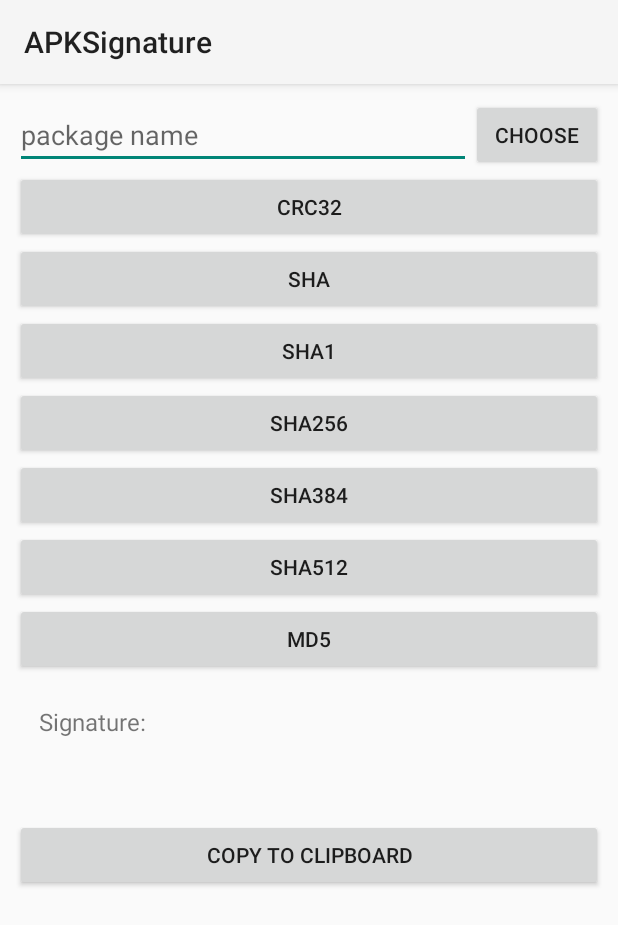
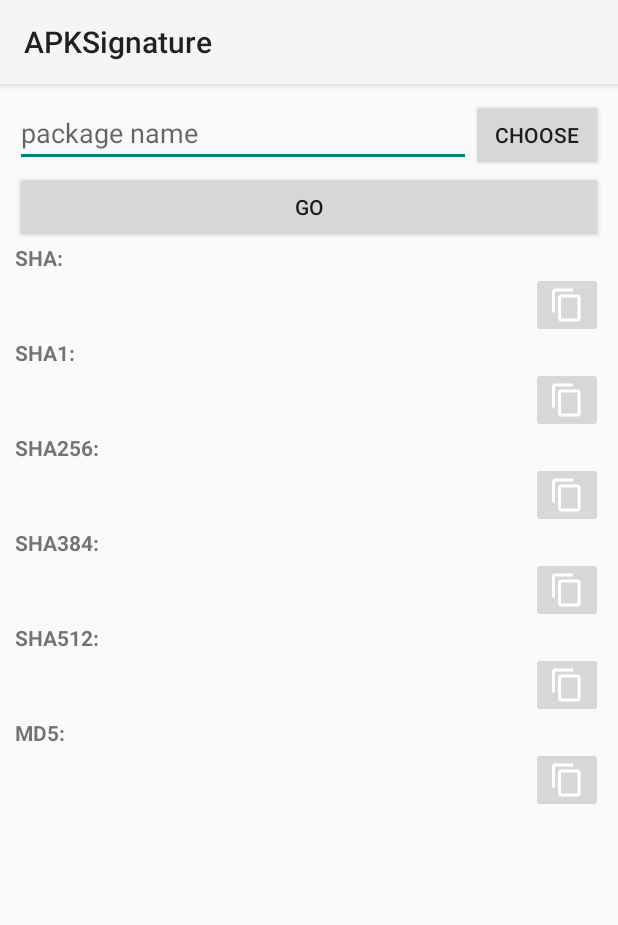
Before and after one commit to TimScriptov/APKSignature, an Android app: the screen it shows after launch (MainActivity), on a phone screen of 412 x 824 dp. Shown: the top 925 px of the screen. Run offline under Robolectric (Android 15) with nearby library versions, the phone set to English and light mode, and no system bars.

Commit message:
Новый интерфейс

```diff
--- a/app/build.gradle
+++ b/app/build.gradle
@@ -8,8 +8,8 @@ android {
         applicationId "com.mcal.apksignature"
         minSdkVersion 14
         targetSdkVersion 28
-        versionCode 2
-        versionName "2.0"
+        versionCode 3
+        versionName "3.0"
     }
     buildTypes {
         release {
--- a/app/src/main/res/layout/activity_main.xml
+++ b/app/src/main/res/layout/activity_main.xml
@@ -9,8 +9,7 @@
 	<LinearLayout
 		android:orientation="horizontal"
 		android:layout_width="match_parent"
-		android:layout_height="wrap_content"
-		android:gravity="center">
+		android:layout_height="wrap_content">
 
 		<EditText
 			android:id="@+id/packageField"
@@ -27,75 +26,166 @@
 
 	</LinearLayout>
 
-	<LinearLayout
+	<Button
 		android:layout_width="match_parent"
 		android:layout_height="wrap_content"
-		android:orientation="vertical">
+		android:text="GO"
+		android:id="@+id/btnGo"/>
 
-		<Button
-			android:id="@+id/genSignatureCRC32Btn"
-			android:text="CRC32"
-			android:layout_width="match_parent"
-			android:layout_height="wrap_content"/>
+	<TextView
+		android:layout_width="wrap_content"
+		android:layout_height="wrap_content"
+		android:text="SHA:"
+		android:textStyle="bold"/>
 
-		<Button
-			android:id="@+id/genSignatureSHABtn"
-			android:text="SHA"
-			android:layout_width="match_parent"
-			android:layout_height="wrap_content"/>
+	<LinearLayout
+		android:orientation="horizontal"
+		android:layout_width="match_parent"
+		android:layout_height="wrap_content">
 
-		<Button
-			android:id="@+id/genSignatureSHA1Btn"
-			android:text="SHA1"
-			android:layout_width="match_parent"
-			android:layout_height="wrap_content"/>
+		<TextView
+			android:id="@+id/resultSHA"
+			android:layout_width="wrap_content"
+			android:layout_height="wrap_content"
+			android:layout_weight="1.0"/>
 
-		<Button
-			android:id="@+id/genSignatureSHA256Btn"
-			android:text="SHA256"
-			android:layout_width="match_parent"
-			android:layout_height="wrap_content"/>
-
-		<Button
-			android:id="@+id/genSignatureSHA384Btn"
-			android:text="SHA384"
-			android:layout_width="match_parent"
-			android:layout_height="wrap_content"/>
-
-		<Button
-			android:id="@+id/genSignatureSHA512Btn"
-			android:text="SHA512"
-			android:layout_width="match_parent"
-			android:layout_height="wrap_content"/>
-
-		<Button
-			android:id="@+id/genSignatureMDBtn"
-			android:text="MD5"
-			android:layout_width="match_parent"
-			android:layout_height="wrap_content"/>
+		<ImageButton
+			android:layout_width="wrap_content"
+			android:layout_height="wrap_content"
+			android:text="copy"
+			android:id="@+id/copySHA"
+			android:src="@drawable/ic_action_content_copy"/>
 
 	</LinearLayout>
 
 	<TextView
-		android:layout_marginLeft="16dp"
-		android:layout_marginRight="16dp"
-		android:layout_marginTop="20dp"
-		android:text="@string/output"
-		android:textSize="16sp"
+		android:layout_width="wrap_content"
+		android:layout_height="wrap_content"
+		android:text="SHA1:"
+		android:textStyle="bold"/>
+
+	<LinearLayout
+		android:orientation="horizontal"
 		android:layout_width="match_parent"
-		android:layout_height="wrap_content"/>
+		android:layout_height="wrap_content">
+
+		<TextView
+			android:id="@+id/resultSHA1"
+			android:layout_width="wrap_content"
+			android:layout_height="wrap_content"
+			android:layout_weight="1.0"/>
+
+		<ImageButton
+			android:layout_width="wrap_content"
+			android:layout_height="wrap_content"
+			android:text="copy"
+			android:id="@+id/copySHA1"
+			android:src="@drawable/ic_action_content_copy"/>
+
+	</LinearLayout>
 
 	<TextView
-		android:id="@+id/resultText"
-		android:layout_margin="16dp"
-		android:textSize="16sp"
+		android:layout_width="wrap_content"
+		android:layout_height="wrap_content"
+		android:text="SHA256:"
+		android:textStyle="bold"/>
+
+	<LinearLayout
+		android:orientation="horizontal"
 		android:layout_width="match_parent"
-		android:layout_height="wrap_content"/>
+		android:layout_height="wrap_content">
 
-	<Button
-		android:id="@+id/copyBtn"
-		android:text="@string/copy"
+		<TextView
+			android:id="@+id/resultSHA256"
+			android:layout_width="wrap_content"
+			android:layout_height="wrap_content"
+			android:layout_weight="1.0"/>
+
+		<ImageButton
+			android:layout_width="wrap_content"
+			android:layout_height="wrap_content"
+			android:text="copy"
+			android:id="@+id/copySHA256"
+			android:src="@drawable/ic_action_content_copy"/>
+
+	</LinearLayout>
+
+	<TextView
+		android:layout_width="wrap_content"
+		android:layout_height="wrap_content"
+		android:text="SHA384:"
+		android:textStyle="bold"/>
+
+	<LinearLayout
+		android:orientation="horizontal"
 		android:layout_width="match_parent"
-		android:layout_height="wrap_content"/>
+		android:layout_height="wrap_content">
+
+		<TextView
+			android:id="@+id/resultSHA384"
+			android:layout_width="match_parent"
+			android:layout_height="wrap_content"
+			android:layout_weight="1.0"/>
+
+		<ImageButton
+			android:layout_width="wrap_content"
+			android:layout_height="wrap_content"
+			android:text="copy"
+			android:id="@+id/copySHA384"
+			android:src="@drawable/ic_action_content_copy"/>
+
+	</LinearLayout>
+
+	<TextView
+		android:layout_width="wrap_content"
+		android:layout_height="wrap_content"
+		android:text="SHA512:"
+		android:textStyle="bold"/>
+
+	<LinearLayout
+		android:orientation="horizontal"
+		android:layout_width="match_parent"
+		android:layout_height="wrap_content">
+
+		<TextView
+			android:id="@+id/resultSHA512"
+			android:layout_width="wrap_content"
+			android:layout_height="wrap_content"
+			android:layout_weight="1.0"/>
+
+		<ImageButton
+			android:layout_width="wrap_content"
+			android:layout_height="wrap_content"
+			android:text="copy"
+			android:id="@+id/copySHA512"
+			android:src="@drawable/ic_action_content_copy"/>
+
+	</LinearLayout>
+
+	<TextView
+		android:layout_width="wrap_content"
+		android:layout_height="wrap_content"
+		android:text="MD5:"
+		android:textStyle="bold"/>
+
+	<LinearLayout
+		android:orientation="horizontal"
+		android:layout_width="match_parent"
+		android:layout_height="wrap_content">
+
+		<TextView
+			android:id="@+id/resultMD5"
+			android:layout_width="wrap_content"
+			android:layout_height="wrap_content"
+			android:layout_weight="1.0"/>
+
+		<ImageButton
+			android:layout_width="wrap_content"
+			android:layout_height="wrap_content"
+			android:text="copy"
+			android:id="@+id/copyMD5"
+			android:src="@drawable/ic_action_content_copy"/>
+
+	</LinearLayout>
 
 </LinearLayout>
```
Also changed, not shown: app/src/main/java/com/mcal/apksignature/MainActivity.java (+104 -46 lines), app/src/main/res/drawable-hdpi/ic_action_content_copy.png (added), app/src/main/res/drawable-mdpi/ic_action_content_copy.png (added), app/src/main/res/drawable-xhdpi/ic_action_content_copy.png (added), app/src/main/res/drawable-xxhdpi/ic_action_content_copy.png (added), app/src/main/res/drawable-xxxhdpi/ic_action_content_copy.png (added).
